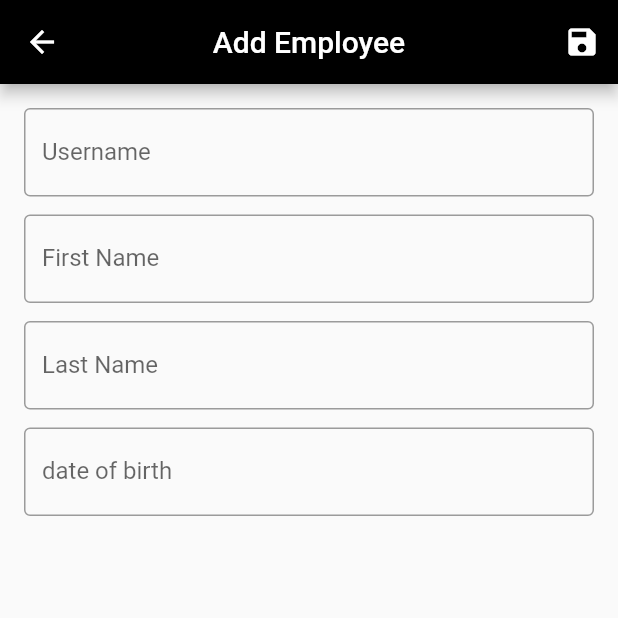
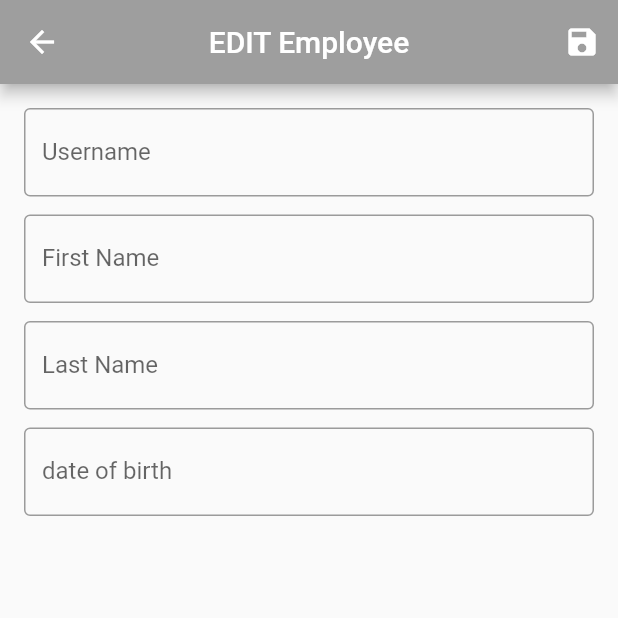
Before and after one commit to handika231/simple_crud_drift, a Flutter app: the EditEmployeePage screen opened directly with empty values, after a tap on the "save" icon, on a phone screen of 412 x 824 dp, the top half of it. Run offline on Flutter 3.47's test engine with Material 2 defaults, Android fonts, the light colour scheme and no system bars; our stand-ins replace drift; accounts and stored records are empty; generated files the repository leaves out were written again.

Commit message:
get employee edit page

```diff
--- a/lib/page/edit_employee_page.dart
+++ b/lib/page/edit_employee_page.dart
@@ -1,4 +1,3 @@
-import 'package:drift/drift.dart';
 import 'package:flutter/material.dart';
 import 'package:intl/intl.dart';
 import 'package:simple_drift/data/local/db/app_db.dart';
@@ -31,6 +30,7 @@ class _EditEmployeePageState extends State<EditEmployeePage> {
   void initState() {
     super.initState();
     _appDB = AppDB();
+    getEmployee();
   }
 
   @override
@@ -41,6 +41,16 @@ class _EditEmployeePageState extends State<EditEmployeePage> {
     _dateOfBirthDayController.dispose();
     _appDB.close();
     super.dispose();
+  }
+
+  Future<void> getEmployee() async {
+    final employee = await _appDB.getEmployeeById(widget.args);
+    _nameController.text = employee.name;
+    _firstNameController.text = employee.firstName;
+    _lastNameController.text = employee.lastName;
+    _dateOfBirthDayController.text =
+        DateFormat('dd/MM/yyyy').format(employee.dateOfBirth);
+    _dateOfBirth = employee.dateOfBirth;
   }
 
   Future pickDateOfBirth(BuildContext context) async {
@@ -76,21 +86,15 @@ class _EditEmployeePageState extends State<EditEmployeePage> {
   Widget build(BuildContext context) {
     return Scaffold(
       appBar: AppBar(
-        backgroundColor: Colors.black,
+        backgroundColor: Colors.grey,
         centerTitle: true,
         actions: [
           IconButton(
-            onPressed: () {
-              addDataEmployee().then(
-                (_) {
-                  Navigator.pop(context);
-                },
-              );
-            },
+            onPressed: () {},
             icon: const Icon(Icons.save),
           ),
         ],
-        title: const Text('Add Employee'),
+        title: const Text('EDIT Employee'),
       ),
       body: Padding(
         padding: const EdgeInsets.all(16),
@@ -132,33 +136,4 @@ class _EditEmployeePageState extends State<EditEmployeePage> {
       ),
     );
   }
-
-  Future addDataEmployee() async {
-    final entity = EmployeeCompanion(
-      userName: Value(_nameController.text),
-      firstName: Value(_firstNameController.text),
-      lastName: Value(_lastNameController.text),
-      dateOfBirth: Value(_dateOfBirth!),
-    );
-    _appDB.insertEmployee(entity).then(
-          (value) => ScaffoldMessenger.of(context).showSnackBar(
-            SnackBar(
-              content: const Text(
-                'Employee added successfully',
-                style: TextStyle(
-                  color: Colors.black,
-                ),
-              ),
-              action: SnackBarAction(
-                label: 'Ok',
-                onPressed: () {
-                  ScaffoldMessenger.of(context).hideCurrentSnackBar();
-                },
-              ),
-              behavior: SnackBarBehavior.floating,
-              backgroundColor: Colors.white,
-            ),
-          ),
-        );
-  }
 }
--- a/lib/page/home_page.dart
+++ b/lib/page/home_page.dart
@@ -60,6 +60,13 @@ class _HomePageState extends State<HomePage> {
                   employee.dateOfBirth.toLocal(),
                 );
                 return ListTile(
+                  onTap: () {
+                    Navigator.pushNamed(
+                      context,
+                      AddEmployeePage.routeName,
+                      arguments: employee.id,
+                    );
+                  },
                   title: Text(employee.userName),
                   subtitle: Text(dateOfBirth),
                 );
```
